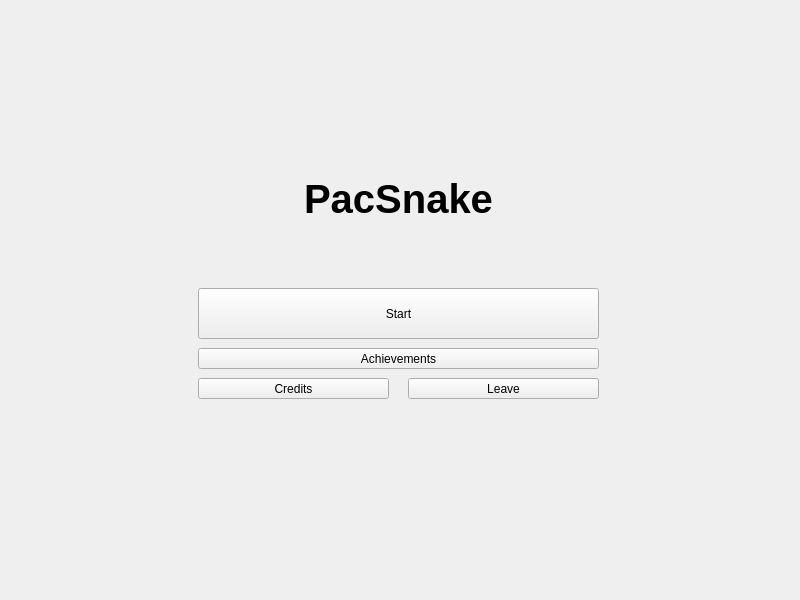
The window that main_container.ui (54D/PacSnake) describes before a commit, drawn with Qt 5.
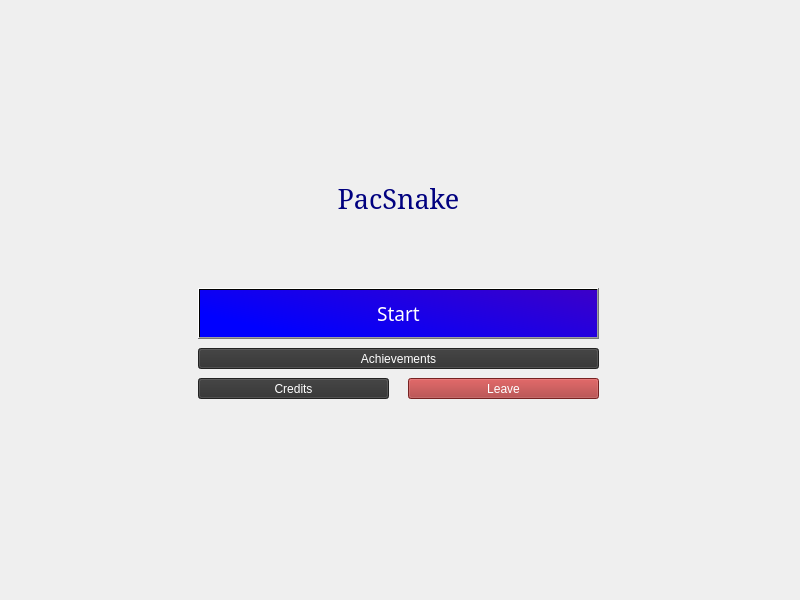
The same window after the commit.

Commit message: font, container setup

Diff of the .ui file:
```diff
--- a/main_container.ui
+++ b/main_container.ui
@@ -31,6 +31,9 @@
   <property name="windowTitle">
    <string>Form</string>
   </property>
+  <property name="styleSheet">
+   <string notr="true"/>
+  </property>
   <widget class="QStackedWidget" name="stackedWidget">
    <property name="geometry">
     <rect>
@@ -59,6 +62,11 @@
        <height>21</height>
       </rect>
      </property>
+     <property name="styleSheet">
+      <string notr="true">font: 8pt &quot;8BIT WONDER&quot;;
+color: rgb(255, 255, 255);
+background-color: rgb(166, 48, 48);</string>
+     </property>
      <property name="text">
       <string>Leave</string>
      </property>
@@ -78,6 +86,24 @@
        <verstretch>0</verstretch>
       </sizepolicy>
      </property>
+     <property name="font">
+      <font>
+       <family>8BIT WONDER</family>
+       <pointsize>14</pointsize>
+       <weight>50</weight>
+       <italic>false</italic>
+       <bold>false</bold>
+      </font>
+     </property>
+     <property name="cursor">
+      <cursorShape>PointingHandCursor</cursorShape>
+     </property>
+     <property name="styleSheet">
+      <string notr="true">color: rgb(255, 255, 255);
+font: 14pt &quot;8BIT WONDER&quot;;
+background-color: rgb(0, 0, 127);
+background-color: qlineargradient(spread:pad, x1:0, y1:0.5, x2:1, y2:0, stop:0 rgba(0, 0, 255, 255), stop:1 rgba(60, 0, 200, 255));</string>
+     </property>
      <property name="text">
       <string>Start</string>
      </property>
@@ -93,12 +119,16 @@
      </property>
      <property name="font">
       <font>
-       <family>Arial</family>
-       <pointsize>30</pointsize>
-       <weight>75</weight>
-       <bold>true</bold>
+       <family>MS Serif</family>
+       <pointsize>20</pointsize>
+       <weight>50</weight>
+       <italic>false</italic>
+       <bold>false</bold>
       </font>
      </property>
+     <property name="styleSheet">
+      <string notr="true">color: rgb(0, 0, 127);</string>
+     </property>
      <property name="text">
       <string>PacSnake</string>
      </property>
@@ -115,6 +145,14 @@
        <height>21</height>
       </rect>
      </property>
+     <property name="cursor">
+      <cursorShape>PointingHandCursor</cursorShape>
+     </property>
+     <property name="styleSheet">
+      <string notr="true">font: 8pt &quot;8BIT WONDER&quot;;
+color: rgb(255, 255, 255);
+background-color: rgb(48, 48, 48);</string>
+     </property>
      <property name="text">
       <string>Achievements</string>
      </property>
@@ -128,6 +166,11 @@
        <height>21</height>
       </rect>
      </property>
+     <property name="styleSheet">
+      <string notr="true">font: 8pt &quot;8BIT WONDER&quot;;
+color: rgb(255, 255, 255);
+background-color: rgb(48, 48, 48);</string>
+     </property>
      <property name="text">
       <string>Credits</string>
      </property>
```
The commit also changes 7 other files.
